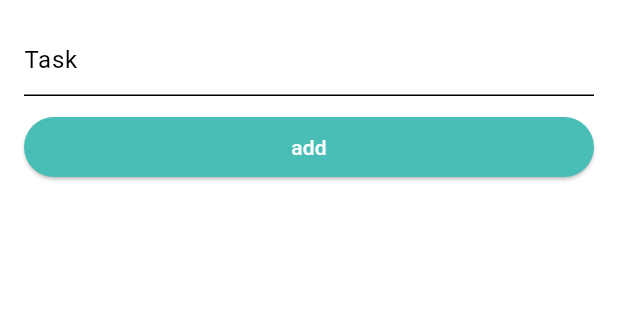
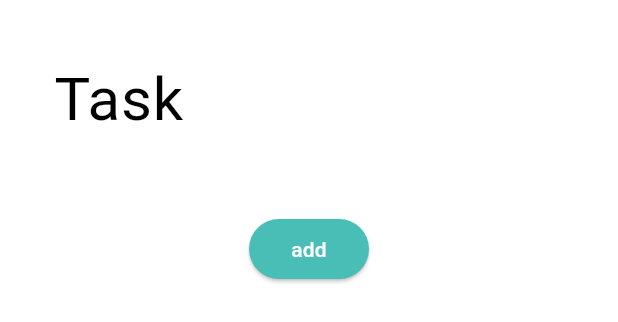
Before and after one commit to rajat-bisht-zzz/todo_app, a Flutter app: the TodoBottomSheet widget shown alone on an empty page, opened directly, on a phone screen of 412 x 824 dp. Shown: the top 322 px of the screen. Run offline on Flutter 3.47's test engine with Material 3 defaults, Android fonts, the phone set to English and light mode, and no system bars; our stand-ins replace bloc, equatable, flutter_bloc.

Commit message:
update bottom sheet UI

```diff
--- a/lib/src/user_interface/todo_page/add_todo/todo_bottom_sheet.dart
+++ b/lib/src/user_interface/todo_page/add_todo/todo_bottom_sheet.dart
@@ -19,24 +19,47 @@ class _TodoBottomSheetState extends State<TodoBottomSheet> {
   @override
   Widget build(BuildContext context) {
     return Container(
-      padding: EdgeInsets.all(16.0),
       child: Column(
         crossAxisAlignment: CrossAxisAlignment.start,
         children: [
-          TextField(
+          Container(
+            child: Row(
+              children: [
+                Expanded(
+                  child: Padding(
+                    padding: const EdgeInsets.all(36.0),
+                    child: TextField(
+                      style: TextStyle(fontSize: 40.0),
+                      cursorHeight: 50,
+                      cursorRadius: Radius.circular(10),
+                      cursorColor: Colors.amberAccent,
                       controller: _controller,
                       decoration: InputDecoration(
+                        contentPadding: EdgeInsets.only(bottom: 10.0),
+                        border: InputBorder.none,
                         hintText: 'Task',
+                        hintStyle: TextStyle(fontSize: 40.0),
                       ),
                     ),
-          SizedBox(height: 10),
-          ElevatedButton(
+                  ),
+                ),
+              ],
+            ),
+          ),
+          Center(
+            child: SizedBox(
+              width: 80,
+              child: ElevatedButton(
                 onPressed: () {
                   final desc = _controller.text;
-              desc.isNotEmpty ? context.read<TodoListBloc>().add(AddTodoEvent(todoDescription: desc)) : null;
+                  if (desc.isNotEmpty) {
+                    context.read<TodoListBloc>().add(AddTodoEvent(todoDescription: desc));
+                  }
                   Navigator.pop(context);
                 },
                 child: Center(child: Text('add')),
+              ),
+            ),
           ),
         ],
       ),
```
Lines whose indentation alone changed are shown as unchanged.
